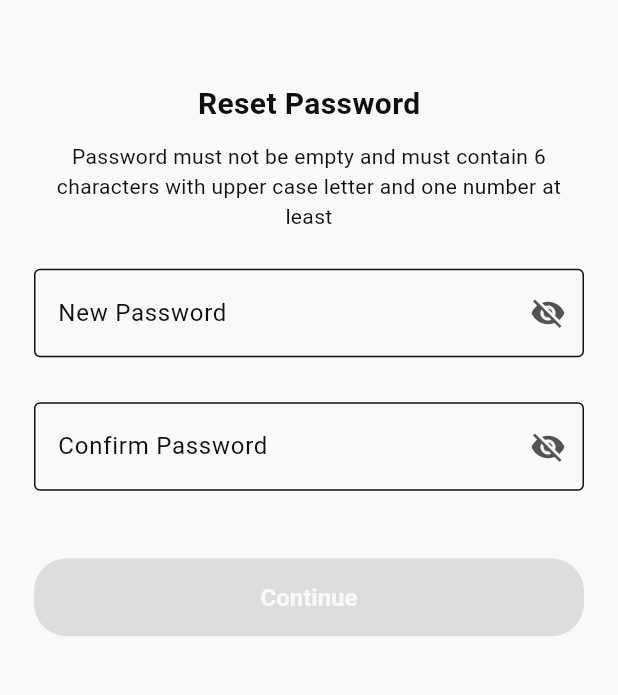
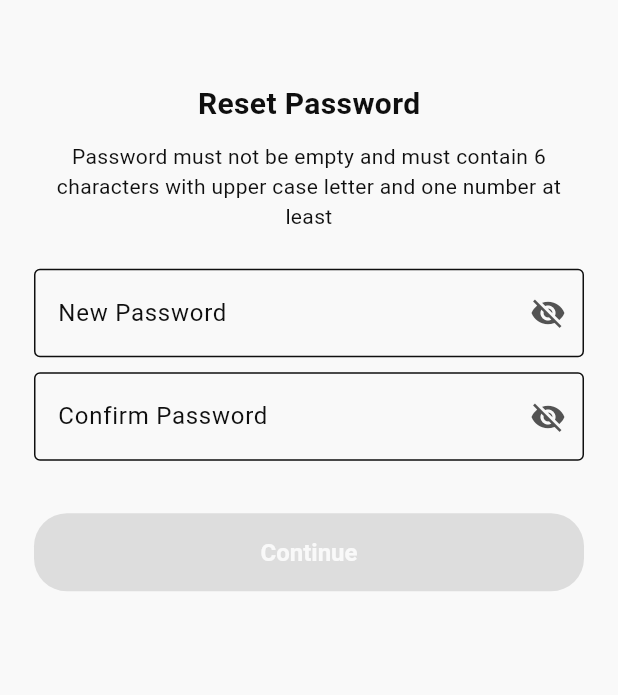
Before and after one commit to moyasser20/online_exam_app_elevate, a Flutter app: the ResetPasswordScreen screen opened directly with empty values, on a phone screen of 412 x 824 dp, the part 63-758 px from its top. Run offline on Flutter 3.47's test engine with Material 3 defaults, Android fonts, the phone set to English and light mode, and no system bars; our stand-ins replace dartz, dio, flutter_bloc, flutter_otp_text_field, get_it, injectable and 3 more; accounts and stored records are empty; generated files the repository leaves out were written again.

Commit message:
Doing Some Fix In the UI

```diff
--- a/lib/Features/forgetPassword/presentation/views/widgets/reset_password_form.dart
+++ b/lib/Features/forgetPassword/presentation/views/widgets/reset_password_form.dart
@@ -29,7 +29,7 @@ class ResetPasswordForm extends StatelessWidget {
             hint: local.newPasswordHint,
             obscureText: true,
           ),
-          const SizedBox(height: 30),
+          const SizedBox(height: 10),
           CustomTextFormField(
             controller: cubit.confirmPasswordController,
             validator: cubit.validateConfirmPassword,
@@ -37,7 +37,7 @@ class ResetPasswordForm extends StatelessWidget {
             hint: local.confirmPasswordLabel,
             obscureText: true,
           ),
-          const SizedBox(height: 45),
+          const SizedBox(height: 35),
           state is ResetPasswordLoadingState
               ? const CircularProgressIndicator()
               : CustomElevatedButton(
```
